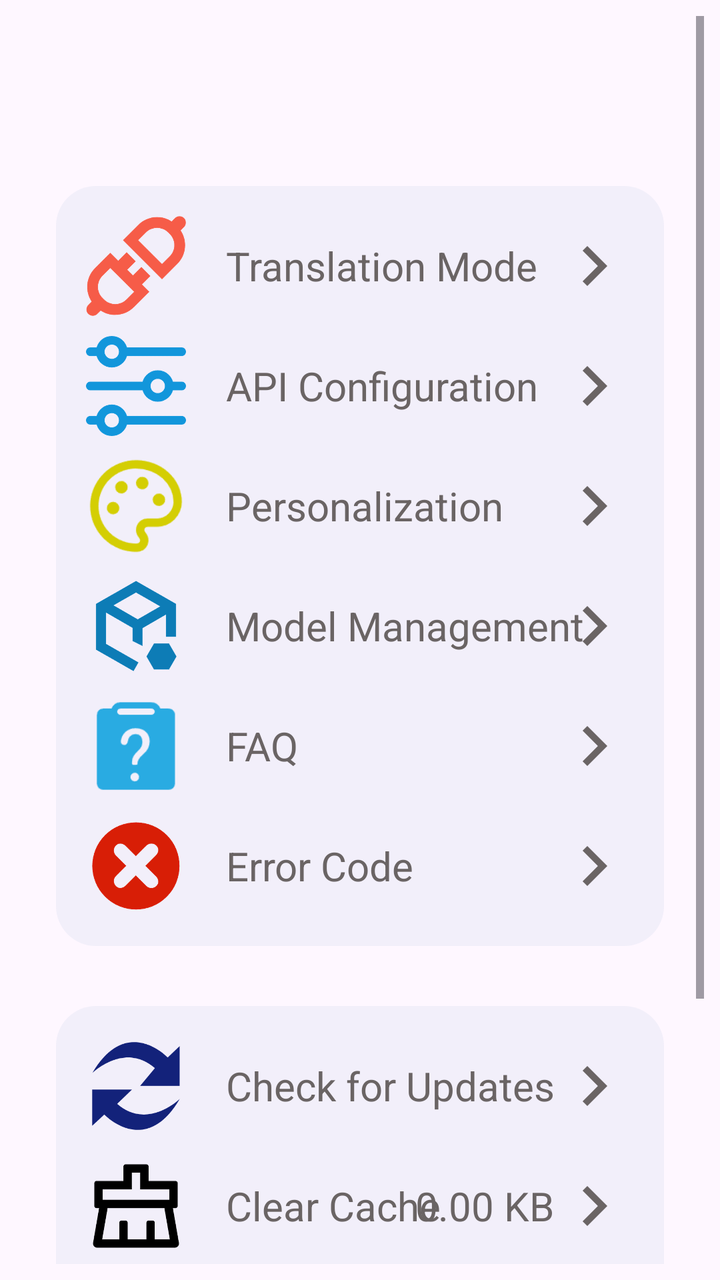
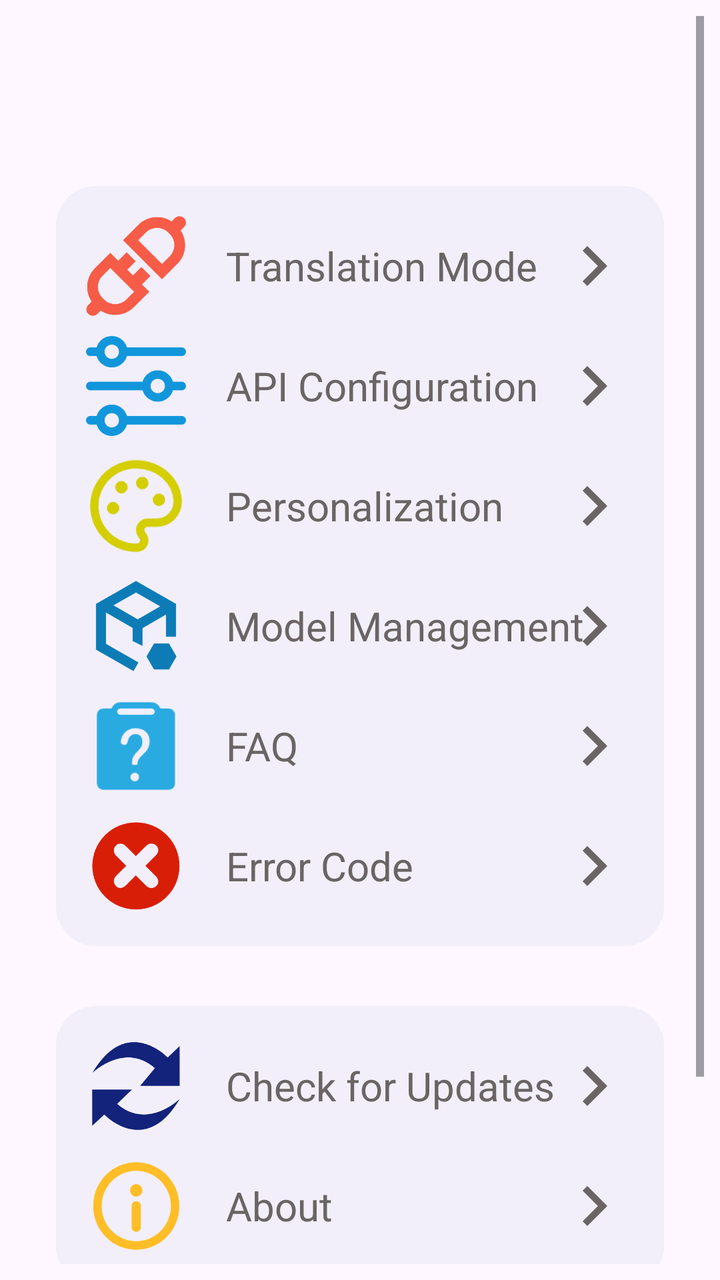

Two renders of the same Android screen: before a commit and after it. Below are the layout's source before the change and the commit's diff.
<!-- AndroidManifest.xml: application theme Theme.MT -->
<!-- res/layout/fragment_about_me.xml -->
<?xml version="1.0" encoding="utf-8"?>
<ScrollView xmlns:android="http://schemas.android.com/apk/res/android"
    xmlns:app="http://schemas.android.com/apk/res-auto"
    xmlns:tools="http://schemas.android.com/tools"
    android:id="@+id/constrainLayout"
    android:layout_width="match_parent"
    android:layout_height="match_parent"
    android:padding="8dp"
    tools:context=".me.AboutMe" >

    <androidx.constraintlayout.widget.ConstraintLayout
        android:layout_width="match_parent"
        android:layout_height="wrap_content"
        app:layout_constraintBottom_toBottomOf="parent"
        app:layout_constraintEnd_toEndOf="parent"
        app:layout_constraintStart_toStartOf="parent"
        app:layout_constraintTop_toTopOf="parent">

        <LinearLayout
            android:id="@+id/lin1"
            android:layout_width="match_parent"
            android:layout_height="wrap_content"
            android:layout_marginStart="20dp"
            android:layout_marginTop="85dp"
            android:layout_marginEnd="20dp"
            android:background="@drawable/setting_shape"
            android:orientation="vertical"
            android:padding="15dp"
            app:layout_constraintEnd_toEndOf="parent"
            app:layout_constraintStart_toStartOf="parent"
            app:layout_constraintTop_toTopOf="parent">

            <RelativeLayout
                android:background="?attr/selectableItemBackground"
                android:clickable="true"
                android:id="@+id/translate_mode_btn"
                android:layout_width="match_parent"
                android:layout_height="wrap_content">

                <ImageView
                    android:id="@+id/apiselect"
                    android:layout_width="50dp"
                    android:layout_height="50dp"
                    android:layout_centerVertical="true"
                    android:src="@drawable/apiicon" />

                <TextView
                    android:layout_width="wrap_content"
                    android:layout_height="wrap_content"
                    android:layout_centerVertical="true"
                    android:layout_marginStart="20dp"
                    android:layout_toEndOf="@id/apiselect"
                    android:text="@string/translation_mode"
                    android:textColor="#6A6464"
                    android:textSize="20sp" />

                <ImageView
                    android:layout_width="40dp"
                    android:layout_height="40dp"
                    android:layout_alignParentEnd="true"
                    android:layout_centerVertical="true"
                    android:src="@drawable/righticon" />
            </RelativeLayout>

            <RelativeLayout
                android:background="?attr/selectableItemBackground"
                android:clickable="true"
                android:id="@+id/api_config_btn"
                android:layout_width="match_parent"
                android:layout_height="wrap_content"
                android:layout_marginTop="10dp">

                <ImageView
                    android:id="@+id/apiset"
                    android:layout_width="50dp"
                    android:layout_height="50dp"
                    android:layout_centerVertical="true"
                    android:src="@drawable/apiset" />

                <TextView
                    android:layout_width="wrap_content"
                    android:layout_height="wrap_content"
                    android:layout_centerVertical="true"
                    android:layout_marginStart="20dp"
                    android:layout_toEndOf="@id/apiset"
                    android:text="@string/api_configuration"
                    android:textColor="#6A6464"
                    android:textSize="20sp" />

                <ImageView
                    android:layout_width="40dp"
                    android:layout_height="40dp"
                    android:layout_alignParentEnd="true"
                    android:layout_centerVertical="true"
                    android:src="@drawable/righticon" />
            </RelativeLayout>

            <RelativeLayout
                android:background="?attr/selectableItemBackground"
                android:clickable="true"
                android:id="@+id/personalization_btn"
                android:layout_width="match_parent"
                android:layout_height="wrap_content"
                android:layout_marginTop="10dp">

                <ImageView
                    android:id="@+id/themeset"
                    android:layout_width="50dp"
                    android:layout_height="50dp"
                    android:layout_centerVertical="true"
                    android:src="@drawable/personalization" />

                <TextView
                    android:layout_width="wrap_content"
                    android:layout_height="wrap_content"
                    android:layout_centerVertical="true"
                    android:layout_marginStart="20dp"
                    android:layout_toEndOf="@id/themeset"
                    android:text="@string/personalization_setting"
                    android:textColor="#6A6464"
                    android:textSize="20sp" />

                <ImageView
                    android:layout_width="40dp"
                    android:layout_height="40dp"
                    android:layout_alignParentEnd="true"
                    android:layout_centerVertical="true"
                    android:src="@drawable/righticon" />
            </RelativeLayout>

            <RelativeLayout
                android:background="?attr/selectableItemBackground"
                android:clickable="true"
                android:id="@+id/model_management_btn"
                android:layout_width="match_parent"
                android:layout_height="wrap_content"
                android:layout_marginTop="10dp">

                <ImageView
                    android:id="@+id/modelicon"
                    android:layout_width="50dp"
                    android:layout_height="50dp"
                    android:layout_centerVertical="true"
                    android:src="@drawable/model_manage"/>

                <TextView
                    android:layout_width="wrap_content"
                    android:layout_height="wrap_content"
                    android:layout_centerVertical="true"
                    android:layout_marginStart="20dp"
                    android:layout_toEndOf="@id/modelicon"
                    android:text="@string/model_management"
                    android:textColor="#6A6464"
                    android:textSize="20sp"/>

                <ImageView
                    android:layout_width="40dp"
                    android:layout_height="40dp"
                    android:layout_alignParentEnd="true"
                    android:layout_centerVertical="true"
                    android:src="@drawable/righticon"/>
            </RelativeLayout>

            <RelativeLayout
                android:background="?attr/selectableItemBackground"
                android:clickable="true"
                android:id="@+id/faq_btn"
                android:layout_width="match_parent"
                android:layout_height="wrap_content"
                android:layout_marginTop="10dp">

                <ImageView
                    android:id="@+id/faq"
                    android:layout_width="50dp"
                    android:layout_height="50dp"
                    android:layout_centerVertical="true"
                    android:src="@drawable/faq" />

                <TextView
                    android:layout_width="wrap_content"
                    android:layout_height="wrap_content"
                    android:layout_centerVertical="true"
                    android:layout_marginStart="20dp"
                    android:layout_toEndOf="@id/faq"
                    android:text="@string/faq_title"
                    android:textColor="#6A6464"
                    android:textSize="20sp" />

                <ImageView
                    android:layout_width="40dp"
                    android:layout_height="40dp"
                    android:layout_alignParentEnd="true"
                    android:layout_centerVertical="true"
                    android:src="@drawable/righticon" />
            </RelativeLayout>

            <RelativeLayout
                android:background="?attr/selectableItemBackground"
                android:clickable="true"
                android:id="@+id/error_code_btn"
                android:layout_width="match_parent"
                android:layout_height="wrap_content"
                android:layout_marginTop="10dp">

                <ImageView
                    android:id="@+id/errcode"
                    android:layout_width="50dp"
                    android:layout_height="50dp"
                    android:layout_centerVertical="true"
                    android:src="@drawable/errorcode" />

                <TextView
                    android:layout_width="wrap_content"
                    android:layout_height="wrap_content"
                    android:layout_centerVertical="true"
                    android:layout_marginStart="20dp"
                    android:layout_toEndOf="@id/errcode"
                    android:text="@string/error_code"
                    android:textColor="#6A6464"
                    android:textSize="20sp" />

                <ImageView
                    android:layout_width="40dp"
                    android:layout_height="40dp"
                    android:layout_alignParentEnd="true"
                    android:layout_centerVertical="true"
                    android:src="@drawable/righticon" />
            </RelativeLayout>
        </LinearLayout>

        <LinearLayout
            android:id="@+id/lin2"
            android:layout_width="match_parent"
            android:layout_height="wrap_content"
            android:layout_marginStart="20dp"
            android:layout_marginTop="30dp"
            android:layout_marginEnd="20dp"
            android:background="@drawable/setting_shape"
            android:orientation="vertical"
            android:padding="15dp"
            app:layout_constraintEnd_toEndOf="parent"
            app:layout_constraintStart_toStartOf="parent"
            app:layout_constraintTop_toBottomOf="@+id/lin1">

            <RelativeLayout
                android:background="?attr/selectableItemBackground"
                android:clickable="true"
                android:id="@+id/update_btn"
                android:layout_width="match_parent"
                android:layout_height="wrap_content">

                <ImageView
                    android:id="@+id/update"
                    android:layout_width="50dp"
                    android:layout_height="50dp"
                    android:layout_centerVertical="true"
                    android:src="@drawable/update"/>

                <TextView
                    android:layout_width="wrap_content"
                    android:layout_height="wrap_content"
                    android:layout_centerVertical="true"
                    android:layout_marginStart="20dp"
                    android:layout_toEndOf="@id/update"
                    android:text="@string/check_update"
                    android:textColor="#6A6464"
                    android:textSize="20sp"/>

                <ImageView
                    android:layout_width="40dp"
                    android:layout_height="40dp"
                    android:layout_alignParentEnd="true"
                    android:layout_centerVertical="true"
                    android:src="@drawable/righticon"/>
            </RelativeLayout>

            <RelativeLayout
                android:background="?attr/selectableItemBackground"
                android:clickable="true"
                android:id="@+id/clean_btn"
                android:layout_width="match_parent"
                android:layout_height="wrap_content"
                android:layout_marginTop="10dp">

                <ImageView
                    android:id="@+id/clean"
                    android:layout_width="50dp"
                    android:layout_height="50dp"
                    android:layout_centerVertical="true"
                    android:src="@drawable/clean" />

                <TextView
                    android:layout_width="wrap_content"
                    android:layout_height="wrap_content"
                    android:layout_centerVertical="true"
                    android:layout_marginStart="20dp"
                    android:layout_toEndOf="@id/clean"
                    android:text="@string/clear_cache"
                    android:textColor="#6A6464"
                    android:textSize="20sp" />

                <TextView
                    android:id="@+id/cachesize"
                    android:layout_width="wrap_content"
                    android:layout_height="wrap_content"
                    android:layout_centerVertical="true"
                    android:layout_toStartOf="@id/cleanpic"
                    android:text="0.00 KB"
                    android:textColor="#6A6464"
                    android:textSize="20sp" />

                <ImageView
                    android:id="@+id/cleanpic"
                    android:layout_width="40dp"
                    android:layout_height="40dp"
                    android:layout_alignParentEnd="true"
                    android:layout_centerVertical="true"
                    android:src="@drawable/righticon" />
            </RelativeLayout>

            <RelativeLayout
                android:background="?attr/selectableItemBackground"
                android:clickable="true"
                android:id="@+id/developer_btn"
                android:layout_width="match_parent"
                android:layout_height="wrap_content"
                android:layout_marginTop="10dp">

                <ImageView
                    android:id="@+id/developer"
                    android:layout_width="50dp"
                    android:layout_height="50dp"
                    android:layout_centerVertical="true"
                    android:src="@drawable/about_info"/>

                <TextView
                    android:layout_width="wrap_content"
                    android:layout_height="wrap_content"
                    android:layout_centerVertical="true"
                    android:layout_marginStart="20dp"
                    android:layout_toEndOf="@id/developer"
                    android:text="@string/about_page"
                    android:textColor="#6A6464"
                    android:textSize="20sp"/>

                <ImageView
                    android:layout_width="40dp"
                    android:layout_height="40dp"
                    android:layout_alignParentEnd="true"
                    android:layout_centerVertical="true"
                    android:src="@drawable/righticon"/>
            </RelativeLayout>
        </LinearLayout>

        <LinearLayout
            android:layout_width="match_parent"
            android:layout_height="wrap_content"
            android:layout_marginStart="20dp"
            android:layout_marginTop="30dp"
            android:layout_marginEnd="20dp"
            android:background="@drawable/setting_shape"
            android:orientation="vertical"
            android:padding="15dp"
            app:layout_constraintEnd_toEndOf="parent"
            app:layout_constraintStart_toStartOf="parent"
            app:layout_constraintTop_toBottomOf="@+id/lin2">

            <RelativeLayout
                android:background="?attr/selectableItemBackground"
                android:clickable="true"
                android:id="@+id/view_logs_btn"
                android:layout_width="match_parent"
                android:layout_height="wrap_content">

                <ImageView
                    android:id="@+id/logicon"
                    android:layout_width="50dp"
                    android:layout_height="50dp"
                    android:layout_centerVertical="true"
                    android:src="@drawable/log_icon"/>

                <TextView
                    android:layout_width="wrap_content"
                    android:layout_height="wrap_content"
                    android:layout_centerVertical="true"
                    android:layout_marginStart="20dp"
                    android:layout_toEndOf="@id/logicon"
                    android:text="@string/view_logs"
                    android:textColor="#6A6464"
                    android:textSize="20sp"/>

                <ImageView
                    android:layout_width="40dp"
                    android:layout_height="40dp"
                    android:layout_alignParentEnd="true"
                    android:layout_centerVertical="true"
                    android:src="@drawable/righticon"/>
            </RelativeLayout>
        </LinearLayout>

    </androidx.constraintlayout.widget.ConstraintLayout>

</ScrollView>
<!-- resources referenced by this layout -->
<resources>
  <!-- drawable about_info: png bitmap (drawable, 59130 bytes) -->
  <!-- drawable apiicon: png bitmap (drawable, 78271 bytes) -->
  <!-- drawable apiset: png bitmap (drawable, 56167 bytes) -->
  <!-- drawable clean: png bitmap (drawable, 14432 bytes) -->
  <!-- drawable errorcode: png bitmap (drawable, 52654 bytes) -->
  <!-- drawable faq: png bitmap (drawable, 2396 bytes) -->
  <!-- drawable log_icon (drawable) -->
  <vector xmlns:android="http://schemas.android.com/apk/res/android"
      android:width="24dp"
      android:height="24dp"
      android:viewportWidth="24"
      android:viewportHeight="24"
      android:tint="#55AEEA">
      <path
          android:fillColor="@android:color/white"
          android:pathData="M14,2H6C4.9,2 4,2.9 4,4v16c0,1.1 0.9,2 2,2h12c1.1,0 2,-0.9 2,-2V8L14,2zM6,20V4h7v5h5v11H6zM8,15.01V17h2v-2h2v-2h-2v-2H8v2H6v2h2z"/>
  </vector>
  <!-- drawable model_manage: png bitmap (drawable, 55974 bytes) -->
  <!-- drawable personalization: png bitmap (drawable, 4404 bytes) -->
  <!-- drawable righticon (drawable) -->
  <vector android:height="24dp" android:tint="#6A6464"
      android:viewportHeight="24" android:viewportWidth="24"
      android:width="24dp" xmlns:android="http://schemas.android.com/apk/res/android">
      <path android:fillColor="@android:color/white" android:pathData="M10,6L8.59,7.41 13.17,12l-4.58,4.59L10,18l6,-6z"/>
  </vector>
  <!-- drawable setting_shape (drawable) -->
  <?xml version="1.0" encoding="utf-8"?>
  <shape xmlns:android="http://schemas.android.com/apk/res/android"
      android:shape="rectangle">
      <solid android:color="#1A8EA4CA">
  
      </solid>
      <corners android:radius="20dp">
  
      </corners>
  </shape>
  <!-- drawable update: png bitmap (drawable, 10373 bytes) -->
  <string name="about_page">About</string>
  <string name="api_configuration">API Configuration</string>
  <string name="check_update">Check for Updates</string>
  <string name="clear_cache">Clear Cache</string>
  <string name="error_code">Error Code</string>
  <string name="faq_title">FAQ</string>
  <string name="model_management">Model Management</string>
  <string name="personalization_setting">Personalization</string>
  <string name="translation_mode">Translation Mode</string>
  <string name="view_logs">View Logs</string>
  <style name="Theme.MT" parent="Base.Theme.MT">
          
          <item name="android:navigationBarColor">@android:color/transparent</item>
          <item name="android:statusBarColor">@android:color/transparent</item>
          <item name="android:windowLightStatusBar">?attr/isLightTheme</item>
      </style>
  <style name="Base.Theme.MT" parent="Theme.Material3.Light.NoActionBar">
          <item name="colorPrimary">#55AEEA</item>
          <item name="android:navigationBarColor">
              @android:color/transparent
          </item>
          <item name="android:enforceNavigationBarContrast">false</item>
          <item name="android:enforceStatusBarContrast">false</item>
      </style>
</resources>

<!-- the commit's change to res/layout/fragment_about_me.xml (unified diff, before → after) -->
@@ -277,50 +277,6 @@
             <RelativeLayout
                 android:background="?attr/selectableItemBackground"
                 android:clickable="true"
-                android:id="@+id/clean_btn"
-                android:layout_width="match_parent"
-                android:layout_height="wrap_content"
-                android:layout_marginTop="10dp">
-
-                <ImageView
-                    android:id="@+id/clean"
-                    android:layout_width="50dp"
-                    android:layout_height="50dp"
-                    android:layout_centerVertical="true"
-                    android:src="@drawable/clean" />
-
-                <TextView
-                    android:layout_width="wrap_content"
-                    android:layout_height="wrap_content"
-                    android:layout_centerVertical="true"
-                    android:layout_marginStart="20dp"
-                    android:layout_toEndOf="@id/clean"
-                    android:text="@string/clear_cache"
-                    android:textColor="#6A6464"
-                    android:textSize="20sp" />
-
-                <TextView
-                    android:id="@+id/cachesize"
-                    android:layout_width="wrap_content"
-                    android:layout_height="wrap_content"
-                    android:layout_centerVertical="true"
-                    android:layout_toStartOf="@id/cleanpic"
-                    android:text="0.00 KB"
-                    android:textColor="#6A6464"
-                    android:textSize="20sp" />
-
-                <ImageView
-                    android:id="@+id/cleanpic"
-                    android:layout_width="40dp"
-                    android:layout_height="40dp"
-                    android:layout_alignParentEnd="true"
-                    android:layout_centerVertical="true"
-                    android:src="@drawable/righticon" />
-            </RelativeLayout>
-
-            <RelativeLayout
-                android:background="?attr/selectableItemBackground"
-                android:clickable="true"
                 android:id="@+id/developer_btn"
                 android:layout_width="match_parent"
                 android:layout_height="wrap_content"
<!-- resource entries referenced after the edit -->
@@ -3,7 +3,6 @@
   <!-- drawable about_info: png bitmap (drawable, 59130 bytes) -->
   <!-- drawable apiicon: png bitmap (drawable, 78271 bytes) -->
   <!-- drawable apiset: png bitmap (drawable, 56167 bytes) -->
-  <!-- drawable clean: png bitmap (drawable, 14432 bytes) -->
   <!-- drawable errorcode: png bitmap (drawable, 52654 bytes) -->
   <!-- drawable faq: png bitmap (drawable, 2396 bytes) -->
   <!-- drawable log_icon (drawable) -->
@@ -40,7 +39,6 @@
   <string name="about_page">About</string>
   <string name="api_configuration">API Configuration</string>
   <string name="check_update">Check for Updates</string>
-  <string name="clear_cache">Clear Cache</string>
   <string name="error_code">Error Code</string>
   <string name="faq_title">FAQ</string>
   <string name="model_management">Model Management</string>
